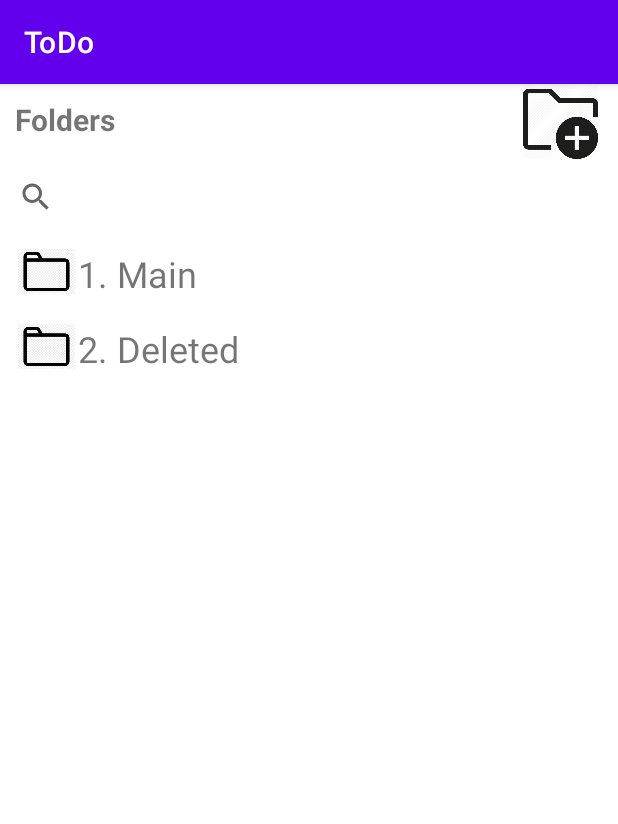
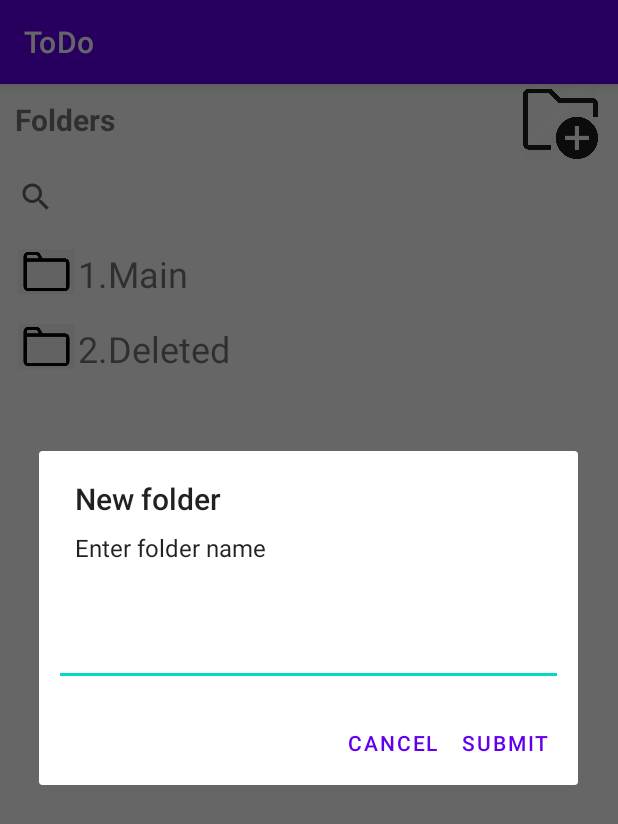
Before and after one commit to Pentyugov/android_todo, an Android app: the screen it shows after launch (MainActivity), after a tap on an icon or button, on a phone screen of 412 x 824 dp. Shown: the top 824 px of the screen. Run offline under Robolectric (Android 15) with nearby library versions, the phone set to English and light mode, and no system bars.

Commit message:
first commit

```diff
--- a/app/src/main/java/com/pentyugov/todo/MainActivity.java
+++ b/app/src/main/java/com/pentyugov/todo/MainActivity.java
@@ -1,17 +1,24 @@
 package com.pentyugov.todo;
 
-import androidx.annotation.NonNull;
+import androidx.appcompat.app.AlertDialog;
 import androidx.appcompat.app.AppCompatActivity;
+import androidx.appcompat.widget.PopupMenu;
 import androidx.recyclerview.widget.LinearLayoutManager;
 import androidx.recyclerview.widget.RecyclerView;
 
+import android.annotation.SuppressLint;
+import android.content.DialogInterface;
 import android.os.Bundle;
 import android.view.LayoutInflater;
 import android.view.View;
-import android.view.ViewGroup;
+import android.widget.EditText;
 import android.widget.ImageView;
 import android.widget.TextView;
+import android.widget.Toast;
 
+import com.pentyugov.todo.model.folder.Folder;
+import com.pentyugov.todo.model.folder.FolderManager;
+import com.pentyugov.todo.util.listener.RecyclerItemClickListener;
 import com.pentyugov.todo.util.adapter.FolderAdapter;
 
 import java.util.ArrayList;
@@ -24,32 +31,114 @@ public class MainActivity extends AppCompatActivity {
     private RecyclerView folders;
     private List<String> foldersNames;
     private RecyclerView.Adapter adapter;
+    private AlertDialog dialogBuilder;
+    private List<Folder> systemFolders;
 
     @Override
     protected void onCreate(Bundle savedInstanceState) {
         super.onCreate(savedInstanceState);
         setContentView(R.layout.activity_main);
+        System.out.println(Arrays.toString(getResources().getTextArray(R.array.folders)));
         init();
     }
 
     public void init() {
+        systemFolders = FolderManager.getSystemFolders(getResources());
         title = findViewById(R.id.main_tv_title);
         newFolder = findViewById(R.id.main_iv_newFolder);
         folders = findViewById(R.id.main_rv_foldersList);
         foldersNames = new ArrayList<>(Arrays
                                             .asList(getResources()
                                             .getStringArray(R.array.folders)));
-        adapter = new FolderAdapter(foldersNames);
+        adapter = new FolderAdapter(systemFolders);
 
         folders.setHasFixedSize(true);
         folders.setLayoutManager(new LinearLayoutManager(this));
         folders.setAdapter(adapter);
+        folders.addOnItemTouchListener(
+                new RecyclerItemClickListener(this, folders ,new RecyclerItemClickListener.OnItemClickListener() {
+                    @Override
+                    public void onItemClick(View view, int position) {
 
-        newFolder.setOnClickListener(new View.OnClickListener() {
-            @Override
-            public void onClick(View v) {
+                    }
 
+                    @Override
+                    public void onLongItemClick(View view, int position) {
+                        showPopupMenu(view, position);
+                    }
+                })
+        );
+
+        newFolder.setOnClickListener(v -> {
+            createNewFolderAlertDialog();
+            dialogBuilder.show();
+        });
+    }
+
+    public void createNewFolderAlertDialog() {
+        LayoutInflater inflater = this.getLayoutInflater();
+        View dialogView = inflater.inflate(R.layout.textedit_alert, null);
+        EditText newFolderName = dialogView.findViewById(R.id.alert_newFolderName);
+
+        dialogBuilder = new AlertDialog.Builder(this)
+                .setTitle("New folder")
+                .setMessage("Enter folder name")
+                .setPositiveButton("Submit", (dialog, which) -> {
+                    boolean isFolderExist = FolderManager.findFolderByName(systemFolders, newFolderName.getText().toString()) != null;
+                    if(isFolderExist) {
+                        showErrorAlert("Folder with name " + newFolderName.getText().toString() + "\nalready exists");
+                    } else {
+                        systemFolders.add(
+                                FolderManager.createNewFolder(newFolderName.getText().toString(), systemFolders.size() + 1));
+                        adapter.notifyDataSetChanged();
+                    }
+
+                })
+                .setNegativeButton("Cancel", (dialog, which) -> dialog.cancel())
+                .setView(dialogView)
+                .create();
+    }
+
+    private void showErrorAlert(String message) {
+        AlertDialog alert = new AlertDialog.Builder(this)
+                .setTitle("Error")
+                .setMessage(message)
+                .setCancelable(false)
+                .setPositiveButton("Ok", new DialogInterface.OnClickListener() {
+                    @Override
+                    public void onClick(DialogInterface dialog, int which) {
+                        dialog.cancel();
+                    }
+                })
+                .create();
+        alert.show();
+    }
+
+
+    private void showPopupMenu(View v, int position) {
+        PopupMenu popupMenu = new PopupMenu(this, v);
+        popupMenu.inflate(R.menu.folder_popupmenu);
+
+        popupMenu.setOnMenuItemClickListener(item -> {
+            switch (item.getItemId()) {
+                case R.id.menu_folder_rename: {
+
+                } return true;
+
+                case R.id.menu_folder_delete: {
+                    FolderManager.deleteFolder(systemFolders, position);
+                    adapter.notifyDataSetChanged();
+                } return true;
+                default:
+                    return false;
             }
         });
+
+        popupMenu.setOnDismissListener(menu -> {
+
+        });
+        popupMenu.show();
     }
+
+
 }
--- /dev/null
+++ b/app/src/main/java/com/pentyugov/todo/model/folder/Folder.java
@@ -0,0 +1,52 @@
+package com.pentyugov.todo.model.folder;
+
+import java.util.Objects;
+import java.util.UUID;
+
+public class Folder {
+    private UUID id;
+    private String name;
+    private int position;
+    private boolean isSystem;
+
+    public Folder() {
+    }
+
+    public Folder(String name, int position, boolean isSystem) {
+        this.name = name;
+        this.position = position;
+        this.isSystem = isSystem;
+    }
+
+    public UUID getId() {
+        return id;
+    }
+
+    public void setId(UUID id) {
+        this.id = id;
+    }
+
+    public String getName() {
+        return name;
+    }
+
+    public void setName(String name) {
+        this.name = name;
+    }
+
+    public int getPosition() {
+        return position;
+    }
+
+    public void setPosition(int position) {
+        this.position = position;
+    }
+
+    public boolean isSystem() {
+        return isSystem;
+    }
+
+    public void setIsSystem(boolean system) {
+        isSystem = system;
+    }
+}
--- /dev/null
+++ b/app/src/main/java/com/pentyugov/todo/model/folder/FolderManager.java
@@ -0,0 +1,57 @@
+package com.pentyugov.todo.model.folder;
+
+import android.annotation.SuppressLint;
+import android.content.res.Resources;
+import android.content.res.TypedArray;
+
+import androidx.annotation.IdRes;
+
+import com.pentyugov.todo.R;
+
+import java.util.ArrayList;
+import java.util.List;
+
+public class FolderManager {
+
+    @SuppressLint("ResourceType")
+    public static Folder createFolderFromArray(@IdRes int arrayId, Resources resources) {
+        Folder folder = new Folder();
+        TypedArray array = resources.obtainTypedArray(arrayId);
+        folder.setName(array.getString(0));
+        folder.setPosition(Integer.parseInt(array.getString(1)));
+        folder.setIsSystem(array.getBoolean(2, true));
+        return folder;
+    }
+
+    @SuppressLint("ResourceType")
+    public static List<Folder> getSystemFolders(Resources resources) {
+        List<Folder> sysFolders = new ArrayList<>();
+        TypedArray array = resources.obtainTypedArray(R.array.sys_folder_main);
+        sysFolders.add(new Folder(array.getString(0), array.getInt(1, 1), array.getBoolean(2, true)));
+        array = resources.obtainTypedArray(R.array.sys_folder_delete);
+        sysFolders.add(new Folder(array.getString(0), array.getInt(1, 1), array.getBoolean(2, true)));
+        return sysFolders;
+    }
+
+    public static Folder createNewFolder(String folderName, int position) {
+        return new Folder(folderName, position, false);
+    }
+
+    public static Folder findFolderByName(List<Folder> folders, String folderName) {
+        for (Folder f : folders) {
+            String s = folderName.replace(" ", "").toLowerCase();
+            if (f.getName().toLowerCase().equals(s)) {
+                return f;
+            }
+        }
+        return null;
+    }
+
+    public static boolean deleteFolder(List<Folder> folders, int position) {
+        if (!folders.get(position).isSystem()) {
+            folders.remove(position);
+            return true;
+        } else return false;
+
+    }
+}
--- a/app/src/main/java/com/pentyugov/todo/util/adapter/FolderAdapter.java
+++ b/app/src/main/java/com/pentyugov/todo/util/adapter/FolderAdapter.java
@@ -1,21 +1,29 @@
 package com.pentyugov.todo.util.adapter;
 
+import android.annotation.SuppressLint;
+import android.content.Context;
+import android.os.Build;
 import android.view.LayoutInflater;
+import android.view.View;
 import android.view.ViewGroup;
 import android.widget.TextView;
 
 import androidx.annotation.NonNull;
+import androidx.annotation.RequiresApi;
+import androidx.appcompat.widget.PopupMenu;
 import androidx.recyclerview.widget.RecyclerView;
 
 import com.pentyugov.todo.R;
+import com.pentyugov.todo.model.folder.Folder;
+import com.pentyugov.todo.model.folder.FolderManager;
 
 import java.util.List;
 
 public class FolderAdapter extends RecyclerView.Adapter<RecyclerView.ViewHolder>{
-    private List<String> folderNames;
+    private List<Folder> folders;
 
-    public FolderAdapter(List<String> folderNames) {
-        this.folderNames = folderNames;
+    public FolderAdapter(List<Folder> folders) {
+        this.folders = folders;
     }
 
     @NonNull
@@ -31,15 +39,17 @@ public class FolderAdapter extends RecyclerView.Adapter<RecyclerView.ViewHolder>
     @Override
     public void onBindViewHolder(@NonNull RecyclerView.ViewHolder holder, int position) {
         TextView name = holder.itemView.findViewById(R.id.view_tv_folderName);
-        name.setOnClickListener(v -> {
-            folderNames.remove(position);
-            this.notifyDataSetChanged();
-        });
-        name.setText(String.format("%s. %s", position + 1, this.folderNames.get(position)));
+        TextView pos = holder.itemView.findViewById(R.id.view_tv_folderPosition);
+        pos.setText(String.format("%s.", position + 1));
+        name.setText(String.format("%s", this.folders.get(position).getName()));
     }
 
     @Override
     public int getItemCount() {
-        return this.folderNames.size();
+        return this.folders.size();
     }
+
+
+
+
 }
--- /dev/null
+++ b/app/src/main/java/com/pentyugov/todo/util/listener/RecyclerItemClickListener.java
@@ -0,0 +1,52 @@
+package com.pentyugov.todo.util.listener;
+
+import android.content.Context;
+import android.view.GestureDetector;
+import android.view.MotionEvent;
+import android.view.View;
+
+import androidx.recyclerview.widget.RecyclerView;
+
+public class RecyclerItemClickListener implements RecyclerView.OnItemTouchListener {
+    private OnItemClickListener mListener;
+
+    public interface OnItemClickListener {
+        public void onItemClick(View view, int position);
+
+        public void onLongItemClick(View view, int position);
+    }
+
+    GestureDetector mGestureDetector;
+
+    public RecyclerItemClickListener(Context context, final RecyclerView recyclerView, OnItemClickListener listener) {
+        mListener = listener;
+        mGestureDetector = new GestureDetector(context, new GestureDetector.SimpleOnGestureListener() {
+            @Override
+            public boolean onSingleTapUp(MotionEvent e) {
+                return true;
+            }
+
+            @Override
+            public void onLongPress(MotionEvent e) {
+                View child = recyclerView.findChildViewUnder(e.getX(), e.getY());
+                if (child != null && mListener != null) {
+                    mListener.onLongItemClick(child, recyclerView.getChildAdapterPosition(child));
+                }
+            }
+        });
+    }
+
+    @Override public boolean onInterceptTouchEvent(RecyclerView view, MotionEvent e) {
+        View childView = view.findChildViewUnder(e.getX(), e.getY());
+        if (childView != null && mListener != null && mGestureDetector.onTouchEvent(e)) {
+            mListener.onItemClick(childView, view.getChildAdapterPosition(childView));
+            return true;
+        }
+        return false;
+    }
+
+    @Override public void onTouchEvent(RecyclerView view, MotionEvent motionEvent) { }
+
+    @Override
+    public void onRequestDisallowInterceptTouchEvent (boolean disallowIntercept){}
+}
--- a/app/src/main/res/layout/folders_view.xml
+++ b/app/src/main/res/layout/folders_view.xml
@@ -19,10 +19,15 @@
             app:srcCompat="@drawable/folder_icon" />
 
         <TextView
+            android:id="@+id/view_tv_folderPosition"
+            android:layout_width="20dp"
+            android:layout_height="30dp"
+            android:textSize="24sp" />
+
+        <TextView
             android:id="@+id/view_tv_folderName"
-            android:layout_width="350dp"
+            android:layout_width="330dp"
             android:layout_height="30dp"
-            android:text="@string/app_name"
             android:textSize="24sp" />
     </LinearLayout>
 
--- /dev/null
+++ b/app/src/main/res/layout/textedit_alert.xml
@@ -0,0 +1,15 @@
+<?xml version="1.0" encoding="utf-8"?>
+<LinearLayout xmlns:android="http://schemas.android.com/apk/res/android"
+    xmlns:app="http://schemas.android.com/apk/res-auto"
+    xmlns:tools="http://schemas.android.com/tools"
+    android:layout_width="wrap_content"
+    android:layout_height="wrap_content">
+
+    <EditText
+        android:id="@+id/alert_newFolderName"
+        android:layout_margin="10dp"
+        android:layout_width="match_parent"
+        android:layout_height="wrap_content" />
+
+
+</LinearLayout>
--- /dev/null
+++ b/app/src/main/res/menu/folder_popupmenu.xml
@@ -0,0 +1,14 @@
+<?xml version="1.0" encoding="utf-8"?>
+<menu xmlns:android="http://schemas.android.com/apk/res/android" >
+
+    <group android:id="@+id/menu_folder_edit" >
+        <item
+            android:id="@+id/menu_folder_rename"
+            android:title="Edit"/>
+        <item
+            android:id="@+id/menu_folder_delete"
+            android:title="Delete"/>
+    </group>
+
+
+</menu>
--- /dev/null
+++ b/app/src/main/res/values/folders.xml
@@ -0,0 +1,13 @@
+<?xml version="1.0" encoding="utf-8"?>
+<resources>
+    <array name="sys_folder_main">
+        <item name="name">Main</item>
+        <item name="index">0</item>
+        <item name="isSystem">true</item>
+    </array>
+    <array name="sys_folder_delete">
+        <item name="name">Deleted</item>
+        <item name="index">1</item>
+        <item name="isSystem">true</item>
+    </array>
+</resources>
```
